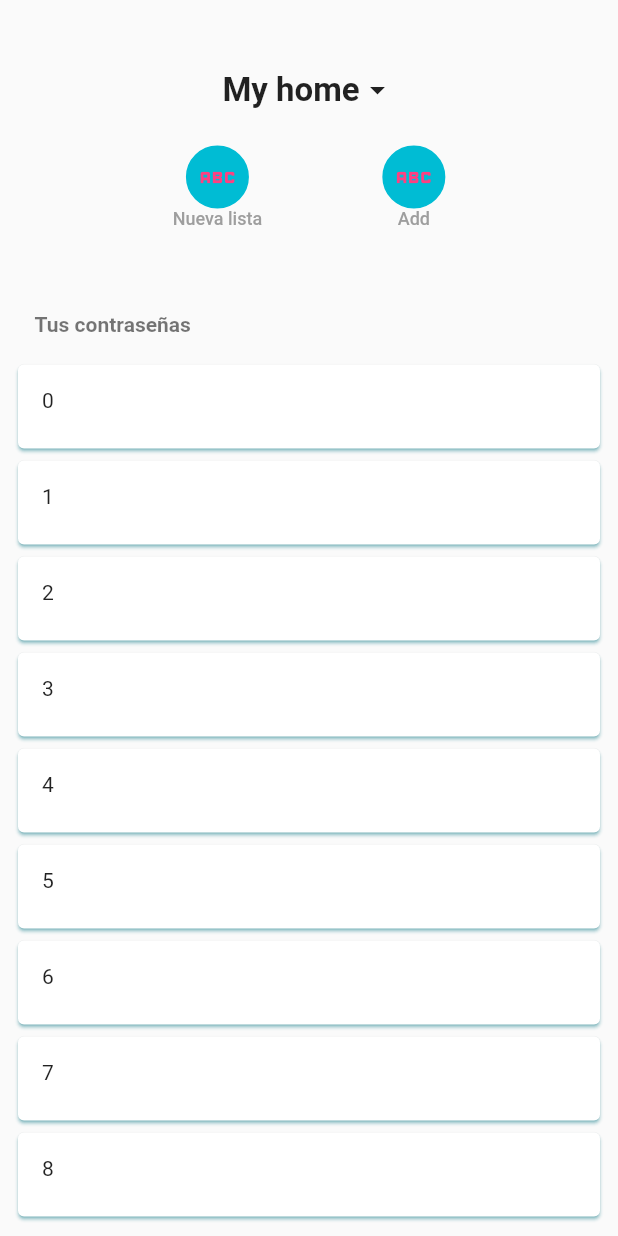
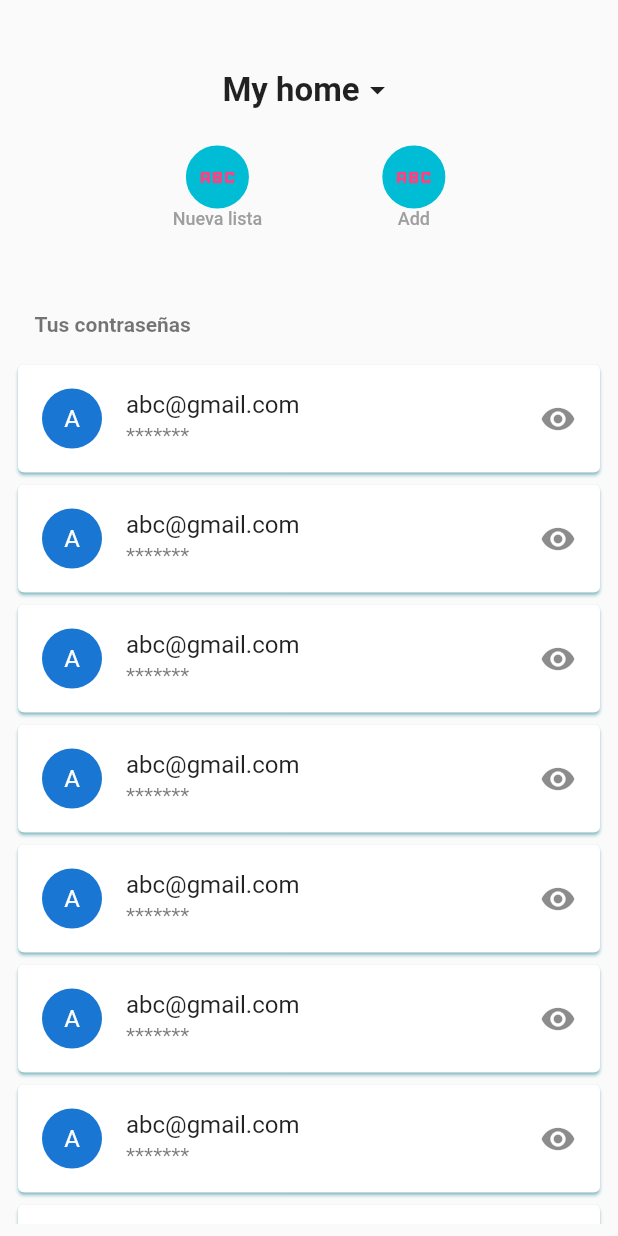
Before and after one commit to xJJALx/pass_gestor, a Flutter app: the screen it shows after launch, on a phone screen of 412 x 824 dp. Run offline on Flutter 3.47's test engine with Material 2 defaults, Android fonts, the phone set to English and light mode, and no system bars.

Commit message:
PassCard basic

```diff
--- a/lib/ui/screens/home/home.dart
+++ b/lib/ui/screens/home/home.dart
@@ -64,11 +64,8 @@ class _PassList extends StatelessWidget {
             Expanded(
               child: ListView.builder(
                 itemCount: 30,
-                itemBuilder: (BuildContext context, int index) {
-                  return Card(
-                    shadowColor: Colors.cyan,
-                    child: ListTile(leading: Text('$index')),
-                  );
+                itemBuilder: ( _, __) {
+                  return const PassCard();
                 },
               ),
             ),
@@ -78,6 +75,7 @@ class _PassList extends StatelessWidget {
     );
   }
 }
+
 
 class _HeaderTitle extends StatelessWidget {
   const _HeaderTitle({Key? key}) : super(key: key);
--- /dev/null
+++ b/lib/ui/widgets/pass_card.dart
@@ -0,0 +1,28 @@
+import 'package:flutter/material.dart';
+
+class PassCard extends StatefulWidget {
+  const PassCard({Key? key}) : super(key: key);
+
+  @override
+  State<PassCard> createState() => _PassCardState();
+}
+
+class _PassCardState extends State<PassCard> {
+  bool _isObscure = true;
+
+  @override
+  Widget build(BuildContext context) {
+    return Card(
+      shadowColor: Colors.cyan,
+      child: ListTile(
+        leading: CircleAvatar(child: Text('A')),
+        trailing: GestureDetector(
+          onTap: () => setState(() => _isObscure = !_isObscure),
+          child: Icon(_isObscure ? Icons.visibility : Icons.visibility_off),
+        ),
+        title: Text('abc@gmail.com'),
+        subtitle: _isObscure ? const Text('*******') : Text('password'),
+      ),
+    );
+  }
+}
--- a/lib/ui/widgets/widgets.dart
+++ b/lib/ui/widgets/widgets.dart
@@ -1 +1,2 @@
+export 'package:pass_gestor/ui/widgets/pass_card.dart';
 export 'package:pass_gestor/ui/widgets/circle_action.dart';
```
